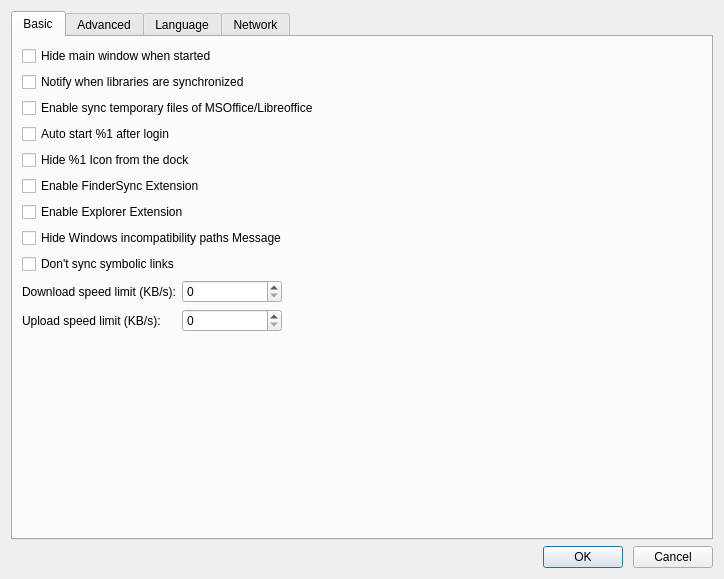
Above: ui/settings-dialog.ui from haiwen/seafile-client before the change. Below: the same form after it.
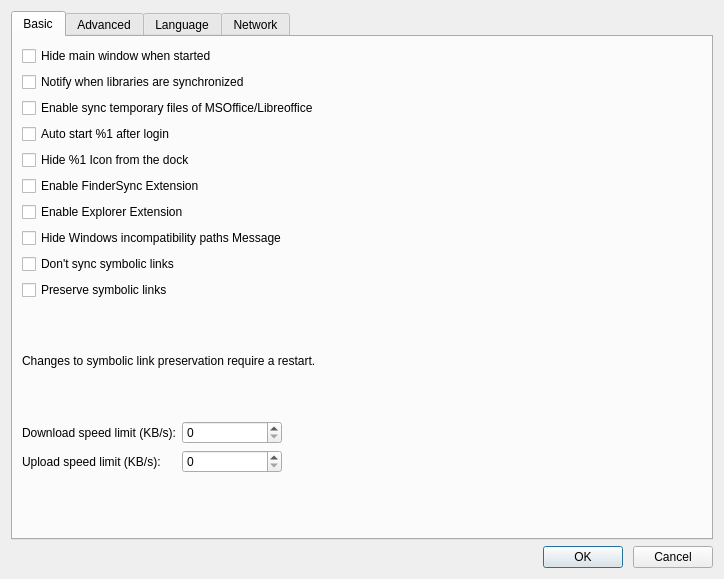
That is the form after the change.

Commit message: Expose symbolic link preservation in POSIX settings

```diff
--- a/ui/settings-dialog.ui
+++ b/ui/settings-dialog.ui
@@ -87,6 +87,26 @@
          </property>
         </widget>
        </item>
+       <item>
+        <widget class="QCheckBox" name="mPreserveSymlinksCheckBox">
+         <property name="toolTip">
+          <string>Sync symbolic links themselves instead of the files or folders they point to. Older clients and Windows clients receive regular placeholder files. If neither symbolic link option is selected, link targets are synced.</string>
+         </property>
+         <property name="text">
+          <string>Preserve symbolic links</string>
+         </property>
+        </widget>
+       </item>
+       <item>
+        <widget class="QLabel" name="mSymlinksRestartLabel">
+         <property name="text">
+          <string>Changes to symbolic link preservation require a restart.</string>
+         </property>
+         <property name="wordWrap">
+          <bool>true</bool>
+         </property>
+        </widget>
+       </item>
        <item>
         <layout class="QFormLayout" name="formLayout">
          <property name="labelAlignment">
```
The commit also changes 4 other files.
